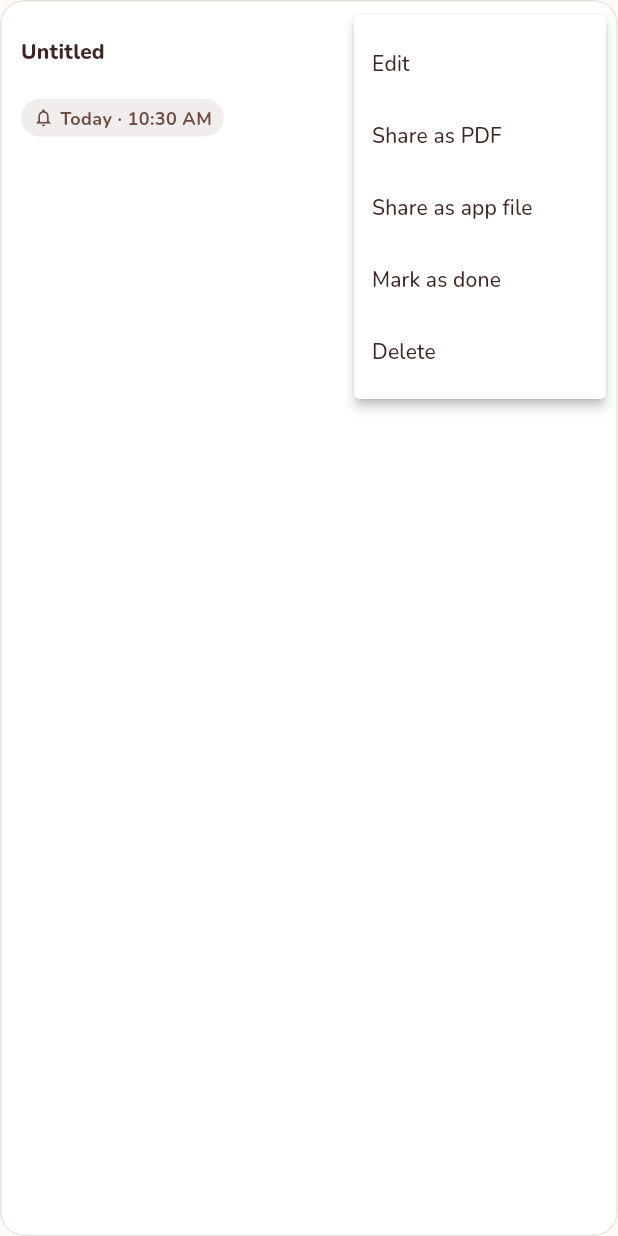
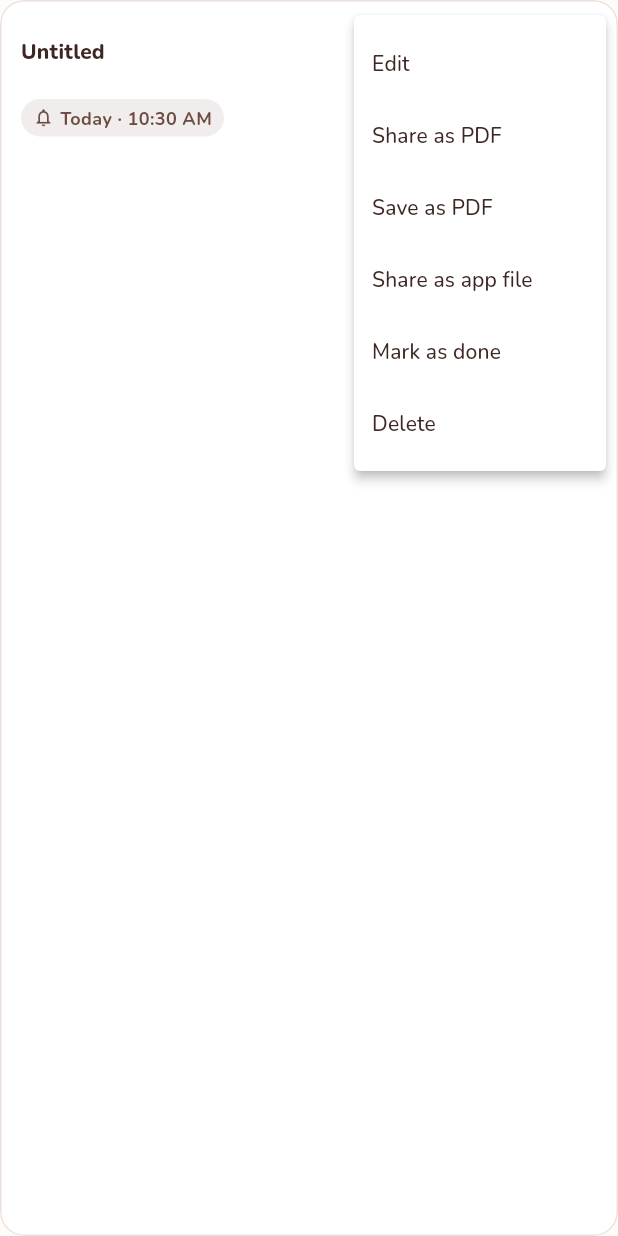
Before and after one commit to adipokkumar-del/edu-pdf-reader, a Flutter app: the _TaskCard widget shown alone on an empty page, opened directly with empty values, after a tap on the "more vert" icon, on a phone screen of 412 x 824 dp. Run offline on Flutter 3.47's test engine with Material 3 defaults, Android fonts, the phone set to English and light mode, and no system bars; our stand-ins replace google_fonts, pdf, permission_handler, share_plus, shared_preferences; missing offline and left inert: pdfrx; accounts and stored records are empty.

Commit message:
Implement save and share as PDF features
Added functionality to save tasks as PDF and share options.

```diff
--- a/lib/presentation/screens/tasks_screen.dart
+++ b/lib/presentation/screens/tasks_screen.dart
@@ -6,6 +6,8 @@ import '../../data/models/task_model.dart';
 import '../../providers/tasks_provider.dart';
 import '../../data/services/share_notes.dart';
 import '../widgets/empty_state.dart';
+import '../../data/services/save_notes.dart';
+import 'sketch_screen.dart';
 import 'task_editor_screen.dart';
 
 class TasksScreen extends StatefulWidget {
@@ -49,6 +51,13 @@ class _TasksScreenState extends State<TasksScreen> {
             tooltip: 'Import notes',
             icon: const Icon(Icons.file_download_outlined),
             onPressed: () => importNotesFromPicker(context),
+          ),
+          IconButton(
+            tooltip: 'Save all as PDF',
+            icon: const Icon(Icons.picture_as_pdf_outlined),
+            onPressed: all.isEmpty
+                ? null
+                : () => saveTasksAsPdf(context, provider.ordered),
           ),
           PopupMenuButton<ShareFormat>(
             tooltip: 'Share all',
@@ -232,6 +241,8 @@ class _TaskCard extends StatelessWidget {
                     color: Colors.white,
                     onSelected: (v) {
                       switch (v) {
+                        case 'save_pdf':
+                          saveTasksAsPdf(context, [task]);
                         case 'share_pdf':
                           shareTasks(context, [task], ShareFormat.pdf);
                         case 'share_app':
@@ -259,6 +270,8 @@ class _TaskCard extends StatelessWidget {
                       const PopupMenuItem(value: 'edit', child: Text('Edit')),
                       const PopupMenuItem(
                           value: 'share_pdf', child: Text('Share as PDF')),
+                      const PopupMenuItem(
+                          value: 'save_pdf', child: Text('Save as PDF')),
                       const PopupMenuItem(
                           value: 'share_app', child: Text('Share as app file')),
                       PopupMenuItem(
@@ -319,6 +332,14 @@ class _TaskCard extends StatelessWidget {
                       fontSize: 12,
                       color: AppColors.textSecondary,
                     ),
+                  ),
+                ),
+              if (task.sketch.isNotEmpty)
+                Padding(
+                  padding: const EdgeInsets.only(top: 8, right: 10),
+                  child: Align(
+                    alignment: Alignment.centerLeft,
+                    child: SketchPreview(strokes: task.sketch, height: 130),
                   ),
                 ),
               if (remindAt != null || task.items.isNotEmpty)
```
